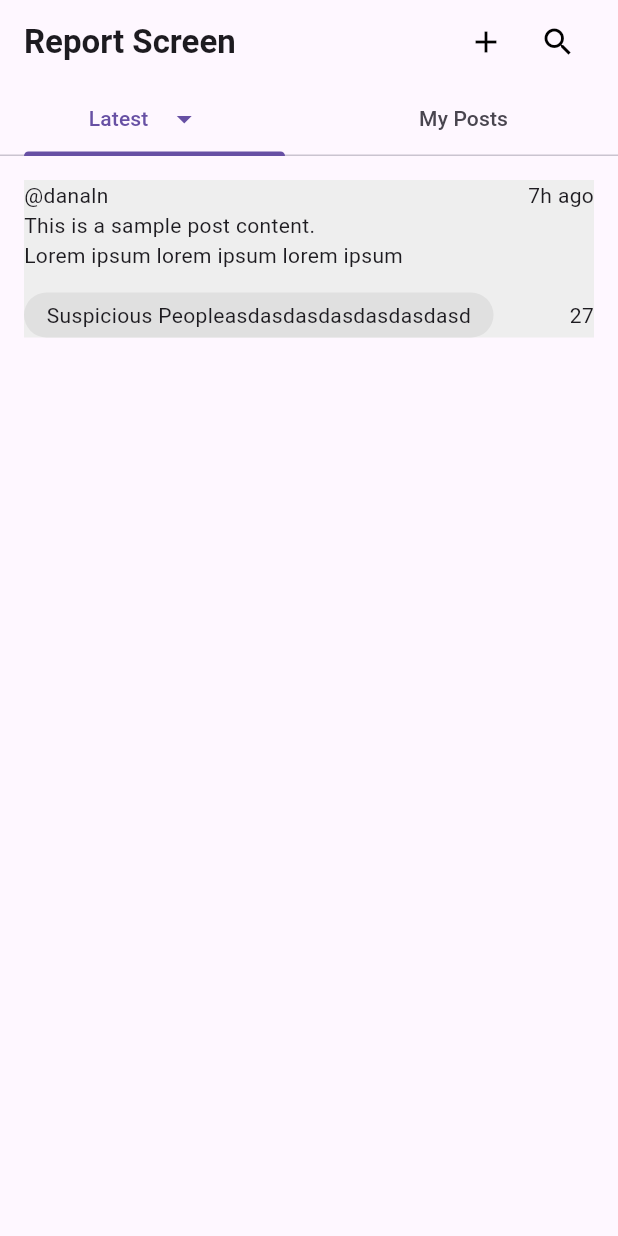
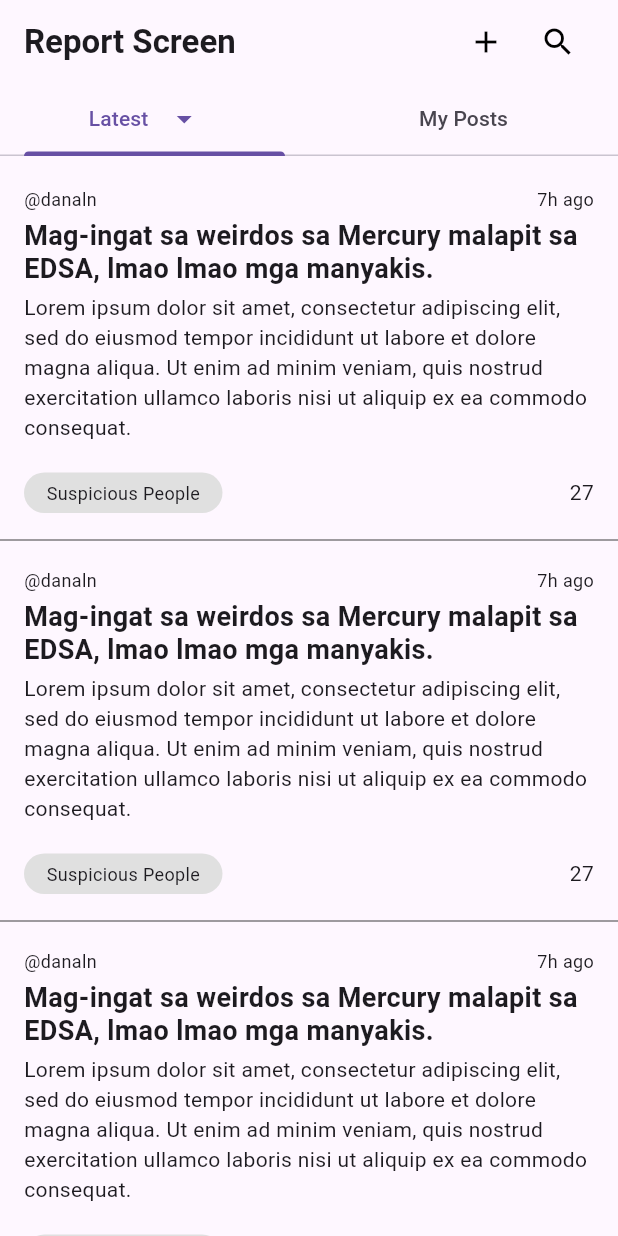
Before and after one commit to PRSM-Group/alerto_dev, a Flutter app: the ReportScreen screen opened by its route, on a phone screen of 412 x 824 dp. Run offline on Flutter 3.47's test engine with Material 3 defaults, Android fonts, the phone set to English and light mode, and no system bars; our stand-ins replace flutter_riverpod, go_router, supabase_flutter; missing offline and left inert: maplibre_gl; accounts and stored records are empty; Roboto replaces fonts that are missing (GoogleSansFlex).

Commit message:
report screen

```diff
--- a/lib/features/reports/presentation/screens/report_screen.dart
+++ b/lib/features/reports/presentation/screens/report_screen.dart
@@ -1,7 +1,7 @@
 import 'package:flutter/material.dart';
 import 'package:flutter_riverpod/flutter_riverpod.dart';
 
-import '../widgets/post_container.dart';
+import '../tabs/latest_posts.dart';
 
 class ReportScreen extends ConsumerWidget {
   const ReportScreen({super.key});
@@ -64,7 +64,7 @@ class ReportScreen extends ConsumerWidget {
             ],
           ),
         ),
-        body: PostContainer(),
+        body: LatestPostsTab(),
       ),
     );
   }
--- /dev/null
+++ b/lib/features/reports/presentation/tabs/latest_posts.dart
@@ -0,0 +1,12 @@
+import 'package:flutter/material.dart';
+
+import '../widgets/post_list.dart';
+
+class LatestPostsTab extends StatelessWidget {
+  const LatestPostsTab({super.key});
+
+  @override
+  Widget build(BuildContext context) {
+    return PostList();
+  }
+}
--- a/lib/features/reports/presentation/widgets/latest_posts.dart
+++ /dev/null
@@ -1,10 +0,0 @@
-import 'package:flutter/material.dart';
-import 'package:flutter_riverpod/flutter_riverpod.dart';
-
-class LatestPosts extends ConsumerWidget {
-  const LatestPosts({super.key});
-  @override
-  Widget build(BuildContext context, WidgetRef ref) {
-    return Center();
-  }
-}
--- a/lib/features/reports/presentation/widgets/post_container.dart
+++ b/lib/features/reports/presentation/widgets/post_container.dart
@@ -6,21 +6,35 @@ class PostContainer extends StatelessWidget {
   @override
   Widget build(BuildContext context) {
     return Padding(
-      padding: const EdgeInsets.all(16.0),
+      padding: const EdgeInsets.symmetric(horizontal: 16.0),
       child: Container(
-        color: Colors.grey[200],
-
+        padding: const EdgeInsets.symmetric(vertical: 10.0),
         child: Column(
           crossAxisAlignment: CrossAxisAlignment.stretch,
           mainAxisSize: MainAxisSize.min,
           children: [
             Row(
               mainAxisAlignment: MainAxisAlignment.spaceBetween,
-              children: [Text('@danaln'), Text('7h ago')],
+              children: [
+                Text('@danaln', style: TextStyle(fontSize: 12.0)),
+                Text('7h ago', style: TextStyle(fontSize: 12.0)),
+              ],
             ),
-            Text('This is a sample post content.'),
-            Text('Lorem ipsum lorem ipsum lorem ipsum'),
-            const SizedBox(height: 15.0),
+            const SizedBox(height: 5.0),
+
+            Text(
+              'Mag-ingat sa weirdos sa Mercury malapit sa EDSA, lmao lmao mga manyakis.',
+              style: TextStyle(
+                fontSize: 18.0,
+                fontWeight: FontWeight.bold,
+                height: 1.2,
+              ),
+            ),
+            const SizedBox(height: 5.0),
+            Text(
+              'Lorem ipsum dolor sit amet, consectetur adipiscing elit, sed do eiusmod tempor incididunt ut labore et dolore magna aliqua. Ut enim ad minim veniam, quis nostrud exercitation ullamco laboris nisi ut aliquip ex ea commodo consequat.',
+            ),
+            const SizedBox(height: 20.0),
             Row(
               mainAxisAlignment: MainAxisAlignment.spaceBetween,
               children: [
@@ -33,7 +47,10 @@ class PostContainer extends StatelessWidget {
                     color: Colors.grey[300],
                     borderRadius: BorderRadius.circular(50.0),
                   ),
-                  child: Text('Suspicious Peopleasdasdasdasdasdasdasd'),
+                  child: Text(
+                    'Suspicious People',
+                    style: TextStyle(fontSize: 12.0),
+                  ),
                 ),
 
                 Text('27'),
--- /dev/null
+++ b/lib/features/reports/presentation/widgets/post_list.dart
@@ -0,0 +1,24 @@
+import 'package:flutter/material.dart';
+
+import '../widgets/post_container.dart';
+
+class PostList extends StatelessWidget {
+  const PostList({super.key});
+
+  @override
+  Widget build(BuildContext context) {
+    return ListView.builder(
+      padding: const EdgeInsets.symmetric(vertical: 10.0),
+      itemCount: 5,
+      itemBuilder: (context, index) {
+        return Column(
+          children: [
+            PostContainer(),
+
+            const Divider(thickness: 0.5, color: Colors.black),
+          ],
+        );
+      },
+    );
+  }
+}
```
